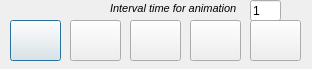
The window that Animation.ui (mugwizaleon/PCRasterMapstacks) describes before a commit, drawn with Qt 5.
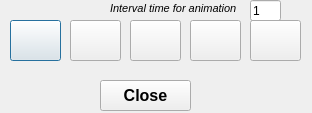
The same window after the commit. Icons and pictures are not drawn.

Diff of the .ui file:
```diff
--- a/Animation.ui
+++ b/Animation.ui
@@ -7,7 +7,7 @@
     <x>0</x>
     <y>0</y>
     <width>312</width>
-    <height>69</height>
+    <height>113</height>
    </rect>
   </property>
   <property name="windowTitle">
@@ -150,6 +150,26 @@
     <enum>Qt::AutoText</enum>
    </property>
   </widget>
+  <widget class="QPushButton" name="pushButton_6">
+   <property name="geometry">
+    <rect>
+     <x>100</x>
+     <y>80</y>
+     <width>91</width>
+     <height>31</height>
+    </rect>
+   </property>
+   <property name="font">
+    <font>
+     <pointsize>12</pointsize>
+     <weight>75</weight>
+     <bold>true</bold>
+    </font>
+   </property>
+   <property name="text">
+    <string>Close</string>
+   </property>
+  </widget>
  </widget>
  <resources>
   <include location="../SpatialMetrics/resources.qrc"/>
```
